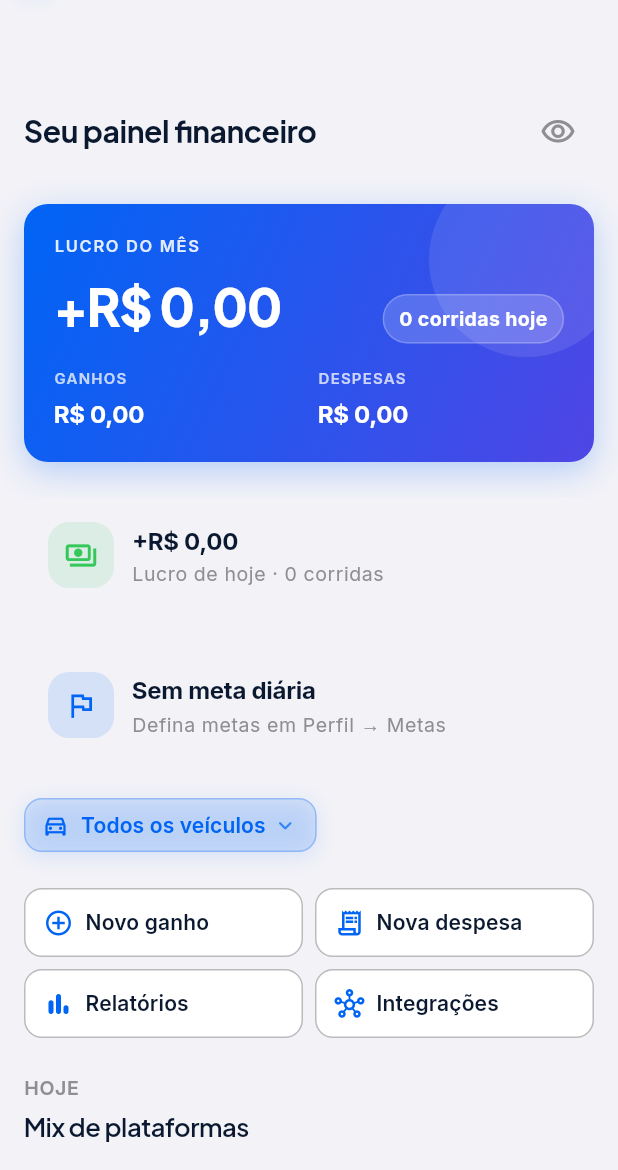
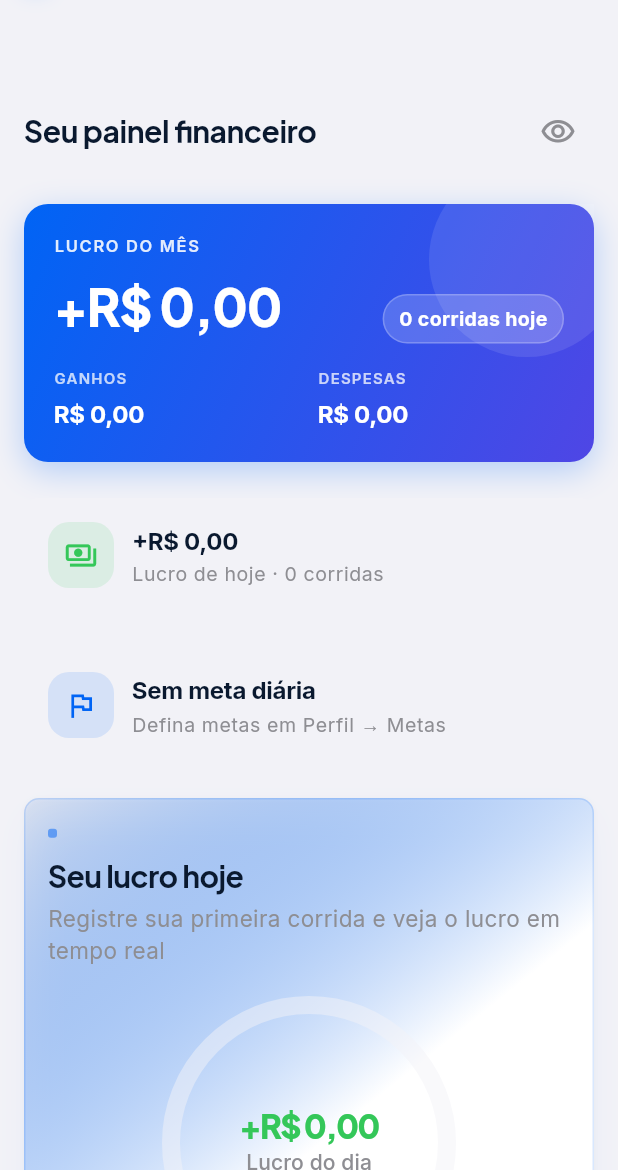
Before and after one commit to solerpedroo/driveflow, a Flutter app: the _DashboardBody widget shown alone on an empty page, opened directly with empty values, on a phone screen of 412 x 824 dp, the part 66-1236 px from its top. Run offline on Flutter 3.47's test engine with Material 3 defaults, Android fonts, the phone set to English and light mode, and no system bars; our stand-ins replace cached_network_image, connectivity_plus, dio, file_picker, fl_chart, flutter_hooks and 14 more; missing offline and left inert: google_mlkit_text_recognition; accounts and stored records are empty; network calls fail; statements that could not run were skipped.

Commit message:
feat(dashboard): reintegra hero meta e progresso por plataforma
Co-authored-by: Pedro Henrique Contardi Soler <pedrocsoler@hotmail.com>

```diff
--- a/lib/features/dashboard/presentation/screens/dashboard_screen.dart
+++ b/lib/features/dashboard/presentation/screens/dashboard_screen.dart
@@ -37,6 +37,8 @@ import '../providers/dashboard_providers.dart';
 import '../../../integrations/presentation/widgets/dashboard_platform_mix_card.dart';
 import '../widgets/dashboard_fuel_card.dart';
 import '../widgets/dashboard_maintenance_card.dart';
+import '../../../integrations/presentation/widgets/platform_goal_progress_card.dart';
+import '../widgets/dashboard_hero_section.dart';
 import '../widgets/dashboard_upgrade_banner.dart';
 import '../widgets/month_summary_card.dart';
 import '../widgets/weekly_profit_chart.dart';
@@ -206,6 +208,13 @@ class _DashboardBody extends StatelessWidget {
               ? 'Progresso da meta de hoje'
               : 'Defina metas em Perfil → Metas',
         ),
+        DashboardHeroSection(
+          summary: today,
+          goalProgress: goal,
+          greeting: greeting.split(',').first,
+          weekProfits: snapshot.weekProfits,
+        ),
+        const PlatformGoalProgressCard(),
         const Align(
           alignment: Alignment.centerLeft,
           child: VehicleScopeChip(),
```
